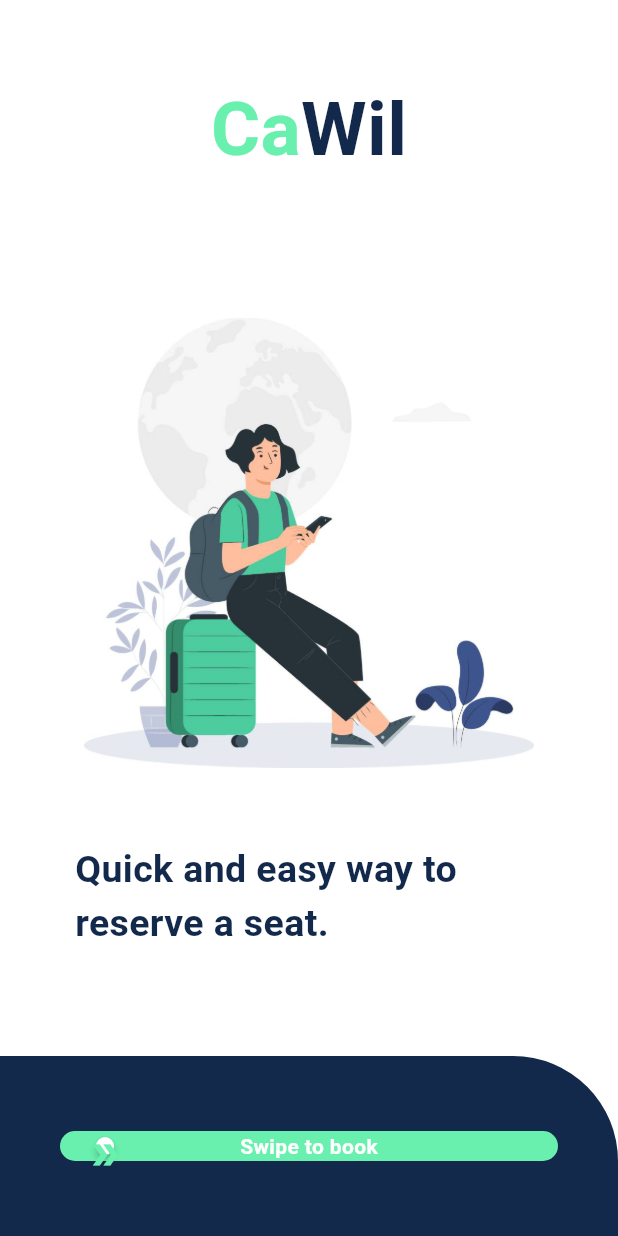
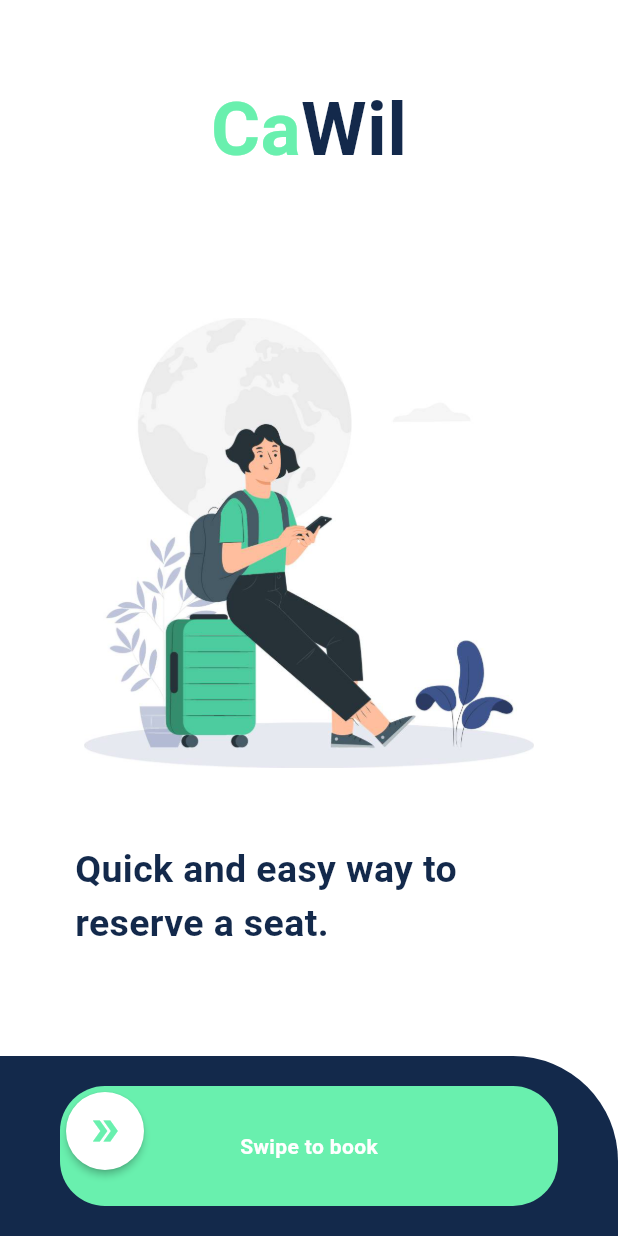
Before and after one commit to Khaleb165/cawil, a Flutter app: the screen it shows after launch, on a phone screen of 412 x 824 dp. Run offline on Flutter 3.47's test engine with Material 3 defaults, Android fonts, the phone set to English and light mode, and no system bars; drawn by our look-alikes of swipeable_button_view; our stand-ins replace cloud_firestore, dotted_line, firebase_auth, firebase_core, firebase_storage, flutter_custom_clippers and 3 more; accounts and stored records are empty.

Commit message:
fix bug of swipe button not appearing,add constant color to widgets

```diff
--- a/lib/screens/intro_screen.dart
+++ b/lib/screens/intro_screen.dart
@@ -50,24 +50,22 @@ class _IntroductionScreenState extends State<IntroductionScreen> {
                 style: TextStyle(
                   fontWeight: FontWeight.bold,
                   fontSize: 25,
-                  color: Color.fromRGBO(19, 41, 75, 1),
+                  color: primary2,
                 ),
               ),
             ),
-            SizedBox(
-              height: 70,
-            ),
+            SizedBox(height: 70),
             Expanded(
               child: Container(
-                width: double.infinity,
+                padding: EdgeInsets.symmetric(vertical: 20, horizontal: 40),
+                // width: double.infinity,
                 decoration: BoxDecoration(
-                  color: Color.fromRGBO(19, 41, 75, 1),
+                  color: primary2,
                   borderRadius: BorderRadius.only(
                     topRight: Radius.elliptical(70, 70),
                   ),
                 ),
-                child: Padding(
-                  padding: EdgeInsets.symmetric(vertical: 50, horizontal: 40),
+
                 child: SwipeableButtonView(
                   buttonText: 'Swipe to book',
                   buttonWidget: Icon(Icons.double_arrow_sharp, color: primary1),
@@ -96,7 +94,6 @@ class _IntroductionScreenState extends State<IntroductionScreen> {
                 ),
               ),
             ),
-            ),
           ],
         ),
       ),
```
Lines whose indentation alone changed are shown as unchanged.
